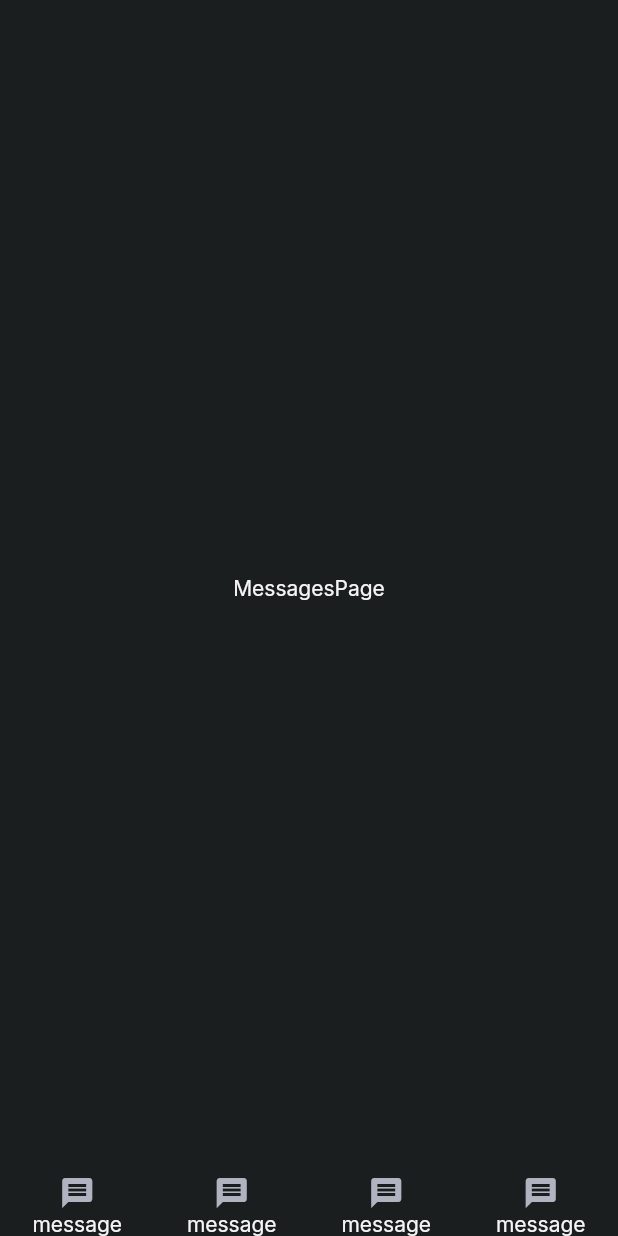
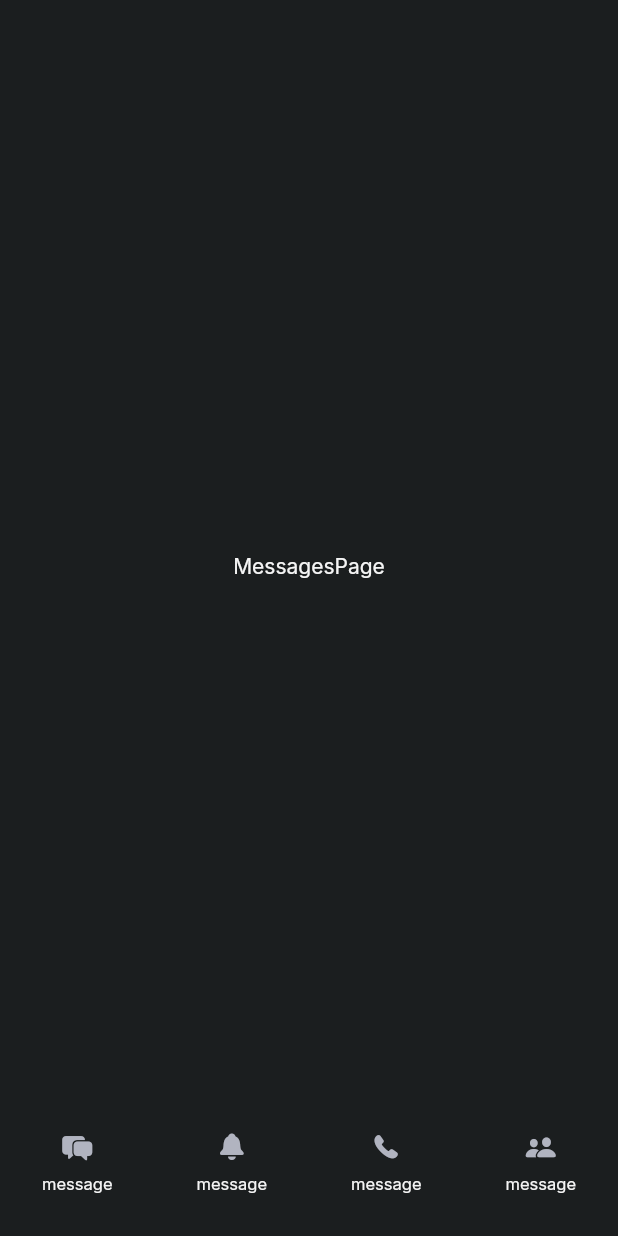
Before and after one commit to adam19810902/chatter, a Flutter app: the screen it shows after launch, on a phone screen of 412 x 824 dp. Run offline on Flutter 3.47's test engine with Material 2 defaults, Android fonts, the phone set to English and light mode, and no system bars; our stand-ins replace google_fonts.

Commit message:
home test 2

```diff
--- a/lib/screens/home_screen.dart
+++ b/lib/screens/home_screen.dart
@@ -40,19 +40,19 @@ class _BottomNavigationBar extends StatelessWidget {
         children: const [
           NavigationBarItem(
             lable: 'message',
-            icon: Icons.message,
+            icon: CupertinoIcons.bubble_left_bubble_right_fill,
           ),
           NavigationBarItem(
             lable: 'message',
-            icon: Icons.message,
+            icon: CupertinoIcons.bell_solid,
           ),
           NavigationBarItem(
             lable: 'message',
-            icon: Icons.message,
+            icon: CupertinoIcons.phone_fill,
           ),
           NavigationBarItem(
             lable: 'message',
-            icon: Icons.message,
+            icon: CupertinoIcons.person_2_fill,
           ),
         ],
       ),
@@ -72,12 +72,26 @@ class NavigationBarItem extends StatelessWidget {
 
   @override
   Widget build(BuildContext context) {
-    return Column(
-      mainAxisSize: MainAxisSize.min,
-      children: [
-        Icon(icon),
-        Text(lable)
-      ],
+    return SizedBox(
+        height: 70,
+        child:
+        Column(
+          mainAxisSize: MainAxisSize.min,
+          children: [
+            Icon(
+              icon,
+              size:20,
+            ),
+            const SizedBox(
+              height: 8,
+            ),
+            Text(
+              lable,
+              style: const TextStyle(fontSize: 11),
+            )
+          ],
+        )
     );
+
   }
 }
```
